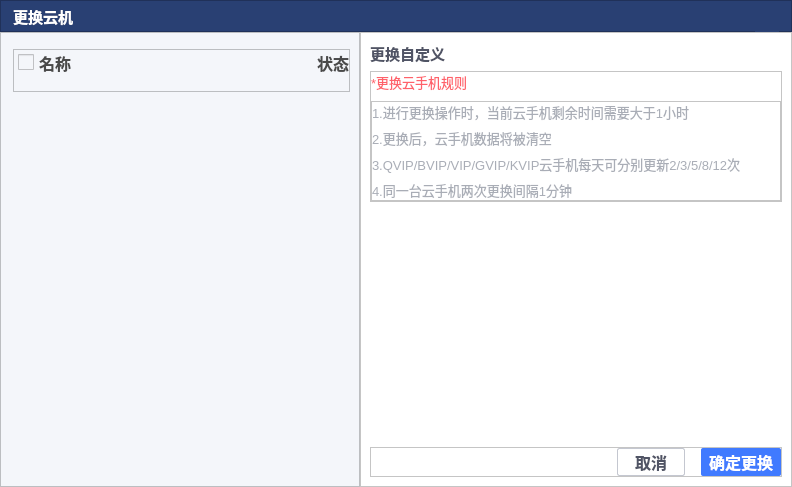
First picture: the form in replacecloudphonedialog.ui, repository ZhouMei20220810/TEST, before the edit.
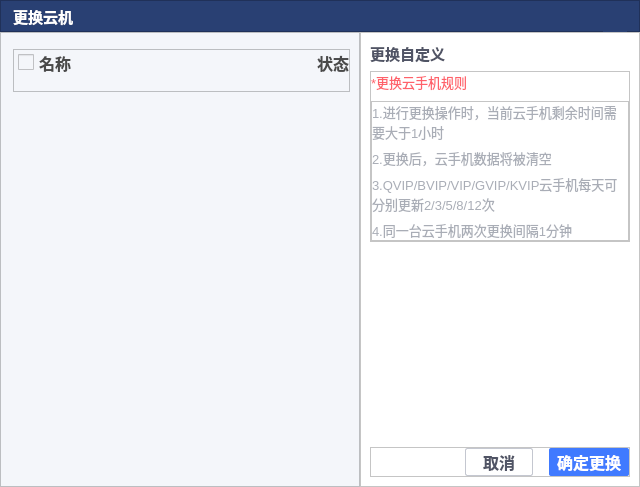
Second picture: the form after the edit. Icons and pictures are not drawn.

The edit to the form file:
```diff
--- a/replacecloudphonedialog.ui
+++ b/replacecloudphonedialog.ui
@@ -6,10 +6,16 @@
    <rect>
     <x>0</x>
     <y>0</y>
-    <width>792</width>
+    <width>640</width>
     <height>487</height>
    </rect>
   </property>
+  <property name="maximumSize">
+   <size>
+    <width>640</width>
+    <height>488</height>
+   </size>
+  </property>
   <property name="windowTitle">
    <string>Dialog</string>
   </property>
```
